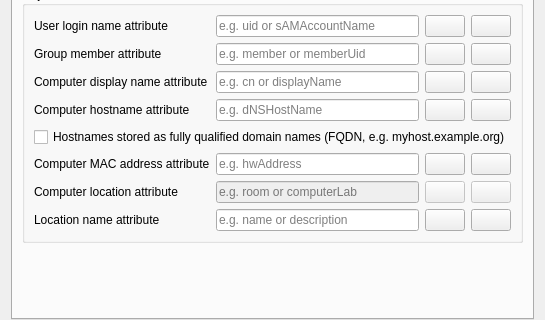
Above: plugins/ldap/LdapConfigurationPage.ui from rsamjkt/veyon-macos before the change; both pictures show x 0 to 545 and y 228 to 548 of the 545 by 548 pixel window. Below: the same form after it.
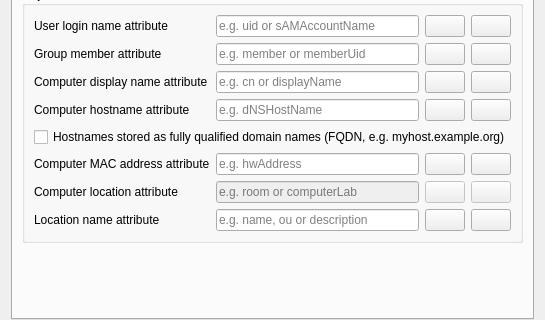
That is the form after the change. The open tabs and pages were chosen to show the change. Icons and pictures are not drawn.

Patch:
```diff
--- a/plugins/ldap/LdapConfigurationPage.ui
+++ b/plugins/ldap/LdapConfigurationPage.ui
@@ -478,7 +478,7 @@
           <item row="7" column="1">
            <widget class="QLineEdit" name="locationNameAttribute">
             <property name="placeholderText">
-             <string>e.g. name or description</string>
+             <string>e.g. name, ou or description</string>
             </property>
            </widget>
           </item>
```
